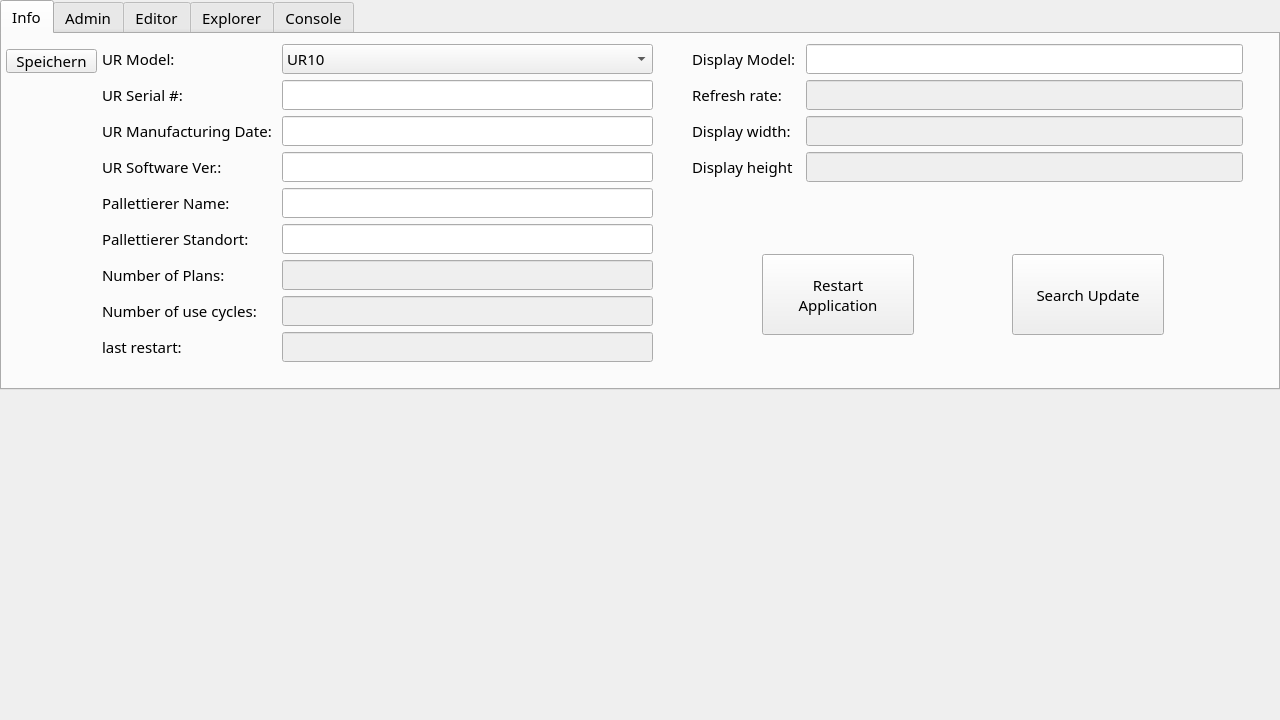
Qt form ui_files/MainWindow.ui (Snupai/MultipackParser) before a commit.
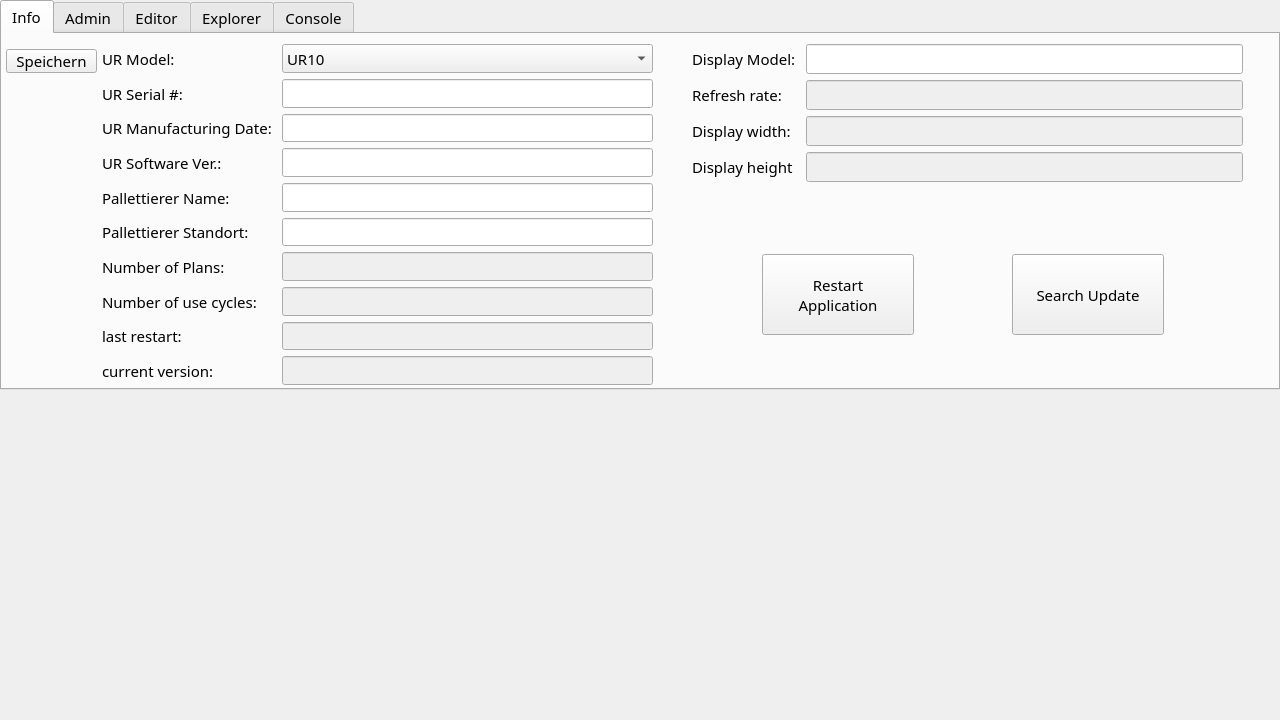
The same form after that commit. The open tabs and pages were chosen to show the change. Icons and pictures are not drawn.

Commit message: feat: create UI for multipack parser with main window and settings panels

```diff
--- a/ui_files/MainWindow.ui
+++ b/ui_files/MainWindow.ui
@@ -1371,6 +1371,20 @@
           </item>
          </widget>
         </item>
+        <item row="9" column="0">
+         <widget class="QLabel" name="label_current_version">
+          <property name="text">
+           <string>current version:</string>
+          </property>
+         </widget>
+        </item>
+        <item row="9" column="1">
+         <widget class="QLineEdit" name="lineEditCurrentVersion">
+          <property name="enabled">
+           <bool>false</bool>
+          </property>
+         </widget>
+        </item>
        </layout>
       </widget>
       <widget class="QWidget" name="formLayoutWidget_2">
```
Left out of the diff: 2 changed lines with no effect on the pictures. The commit also changes 1 other file.
